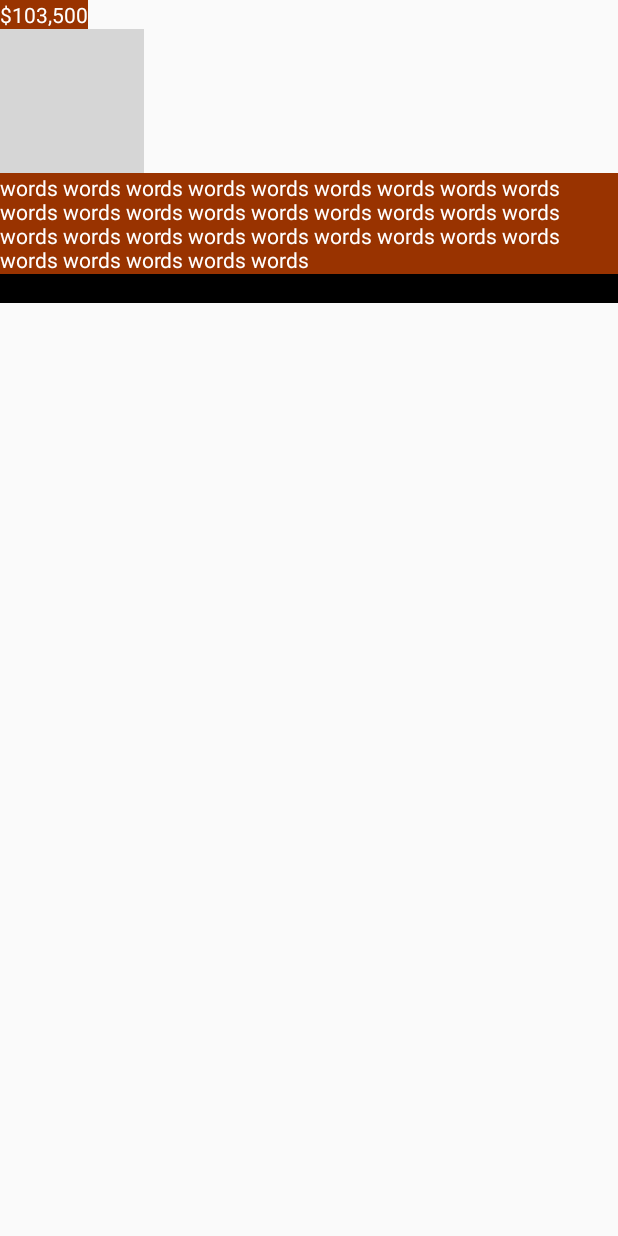
After one commit to deadlycrawler/HearthstonePropertyManagement, an Android app: the layout news_list_view.xml on its own in the app's theme, with its tools: preview values and no code run, on a phone screen of 412 x 824 dp. The commit adds this screen. Run offline under Robolectric (Android 15) with nearby library versions, the phone set to English and light mode, and no system bars; grey boxes are pictures that could not be loaded.

Commit message:
Fixed news page, Note: never manualy rename varriables always use F6

```diff
--- a/app/src/main/java/com/tools/radio/hearthstonepropertymanagement/rent.java
+++ b/app/src/main/java/com/tools/radio/hearthstonepropertymanagement/rent.java
@@ -23,7 +23,6 @@ public class rent extends AppCompatActivity {
         //takes word objects and desplays them in a list view and casts them to textviews
         WordAdapter adapter = new WordAdapter(this, words, R.color.grey);
         ListView listView = (ListView) findViewById(R.id.list);
-
         listView.setAdapter(adapter);
 
     }
--- /dev/null
+++ b/app/src/main/res/layout/news_list_view.xml
@@ -0,0 +1,41 @@
+<?xml version="1.0" encoding="utf-8"?>
+<LinearLayout xmlns:android="http://schemas.android.com/apk/res/android"
+    xmlns:tools="http://schemas.android.com/tools"
+    android:layout_width="match_parent"
+    android:layout_height="match_parent"
+    android:orientation="vertical">
+
+    <TextView
+        android:layout_width="wrap_content"
+        android:layout_height="wrap_content"
+        tools:background="#993300"
+        android:id="@+id/new_headline"
+        tools:text="$103,500"
+        tools:textColor="#ffffff" />
+
+
+    <ImageView
+        android:layout_width="wrap_content"
+        android:layout_height="wrap_content"
+        android:contentDescription="@string/View_of_house"
+        android:id="@+id/news_image"
+        android:adjustViewBounds="true"
+        tools:src="@drawable/news1"/>
+
+    <TextView
+        android:layout_width="wrap_content"
+        android:layout_height="wrap_content"
+        tools:background="#993300"
+        android:id="@+id/news_content"
+        tools:text="words words words words words words words words words words words words words words words words words words words words words words words words words words words words words words words words"
+        tools:textColor="#ffffff" />
+
+
+
+    <TextView
+        android:layout_width="match_parent"
+        android:layout_height="wrap_content"
+        android:background="@color/black"/>
+
+
+</LinearLayout>
--- a/app/src/main/res/values/strings.xml
+++ b/app/src/main/res/values/strings.xml
@@ -1,4 +1,5 @@
 <resources>
+
     <string name="app_name">Hearthstone Property Management</string>
 
     <string name="sell">sell</string>
@@ -27,5 +28,6 @@
 
     <string name="available_rentals">rent rent rent</string>
 
+    <string name="news_header">news</string>
 
 </resources>
```
Also changed, not shown: app/src/main/java/com/tools/radio/hearthstonepropertymanagement/NewsAdapter.java (added, +60 -0 lines), app/src/main/java/com/tools/radio/hearthstonepropertymanagement/NewsLister.java (added, +37 -0 lines), app/src/main/java/com/tools/radio/hearthstonepropertymanagement/news.java (+20 -1 lines), app/src/main/res/layout/news_list.xml (added, +17 -0 lines).
